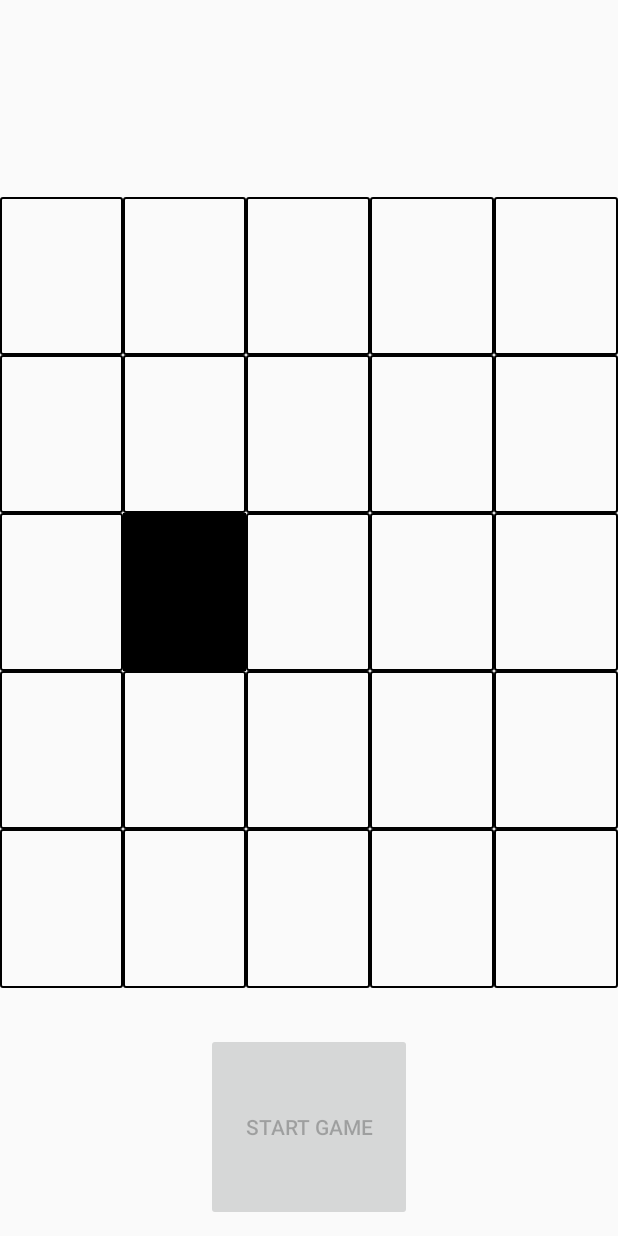
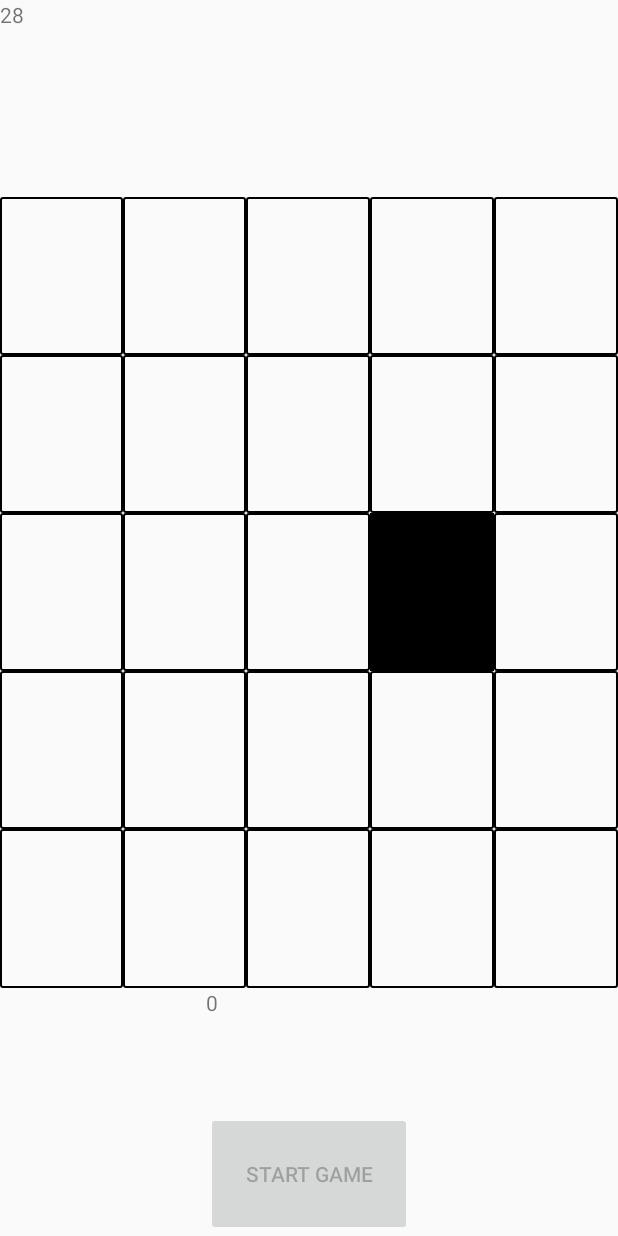
Before and after one commit to rubenbaskaran/MemorySpeedChallenge, an Android app: the GameActivity screen opened directly, with no data from a screen before it, after a tap on "START GAME", on a phone screen of 412 x 824 dp. Run offline under Robolectric (Android 15) with nearby library versions, the phone set to English and light mode, and no system bars; 2 statements that could not run were skipped.

Commit message:
Implemented counter

```diff
--- a/app/src/main/java/rubenbaskaran/com/memoryspeedchallenge/Activities/GameActivity.java
+++ b/app/src/main/java/rubenbaskaran/com/memoryspeedchallenge/Activities/GameActivity.java
@@ -8,6 +8,7 @@ import android.util.Log;
 import android.view.LayoutInflater;
 import android.view.View;
 import android.widget.Button;
+import android.widget.TextView;
 import android.widget.Toast;
 
 import java.util.ArrayList;
@@ -22,11 +23,15 @@ public class GameActivity extends Activity
     View root;
     ArrayList<Integer> route;
     Button startGameBtn;
-    int currentLevel, routeLength, startPosition;
+    int currentLevel, routeLength, startPosition, score;
     String currentRank;
     long intervalTime;
+    int minimumScore, counter;
+    TextView scoreTextView, counterTextView;
+    Boolean GameIsActive = false;
     //endregion
 
+    //region Constructors
     @Override
     protected void onCreate(Bundle savedInstanceState)
     {
@@ -36,18 +41,25 @@ public class GameActivity extends Activity
         startGameBtn = findViewById(R.id.startGameBtn);
         EnableGridButtons(false);
 
+        scoreTextView = findViewById(R.id.scoreTextView);
+        counterTextView = findViewById(R.id.counterTextView);
+
         Bundle bundle = getIntent().getExtras();
         currentLevel = bundle.getInt("currentLevel");
         currentRank = bundle.getString("currentRank");
     }
+    //endregion
 
-    public void onStartButtonClick(View view)
+    public void StartNewGame(View view)
     {
-        AsyncCreateRoute asyncCreateRoute = new AsyncCreateRoute();
-        asyncCreateRoute.executeOnExecutor(AsyncTask.THREAD_POOL_EXECUTOR);
+        score = 0;
+        GameIsActive = true;
+        scoreTextView.setText(String.valueOf(score));
+        StartCounter();
+        StartNewRound();
     }
 
-    public void onGridButtonClick(View view)
+    public void HandleUserInput(View view)
     {
         if (Integer.parseInt(view.getTag().toString()) == route.get(0))
         {
@@ -59,7 +71,9 @@ public class GameActivity extends Activity
                 Toast.makeText(this, "Congratulations! Level completed!", Toast.LENGTH_SHORT).show();
                 EnableGridButtons(false);
                 startGameBtn.setEnabled(true);
-                // TODO: Increment currentLevel SharedPreference
+                score += 100;
+                scoreTextView.setText(String.valueOf(score));
+                GoToNextLevel();
             }
         }
         else
@@ -68,6 +82,74 @@ public class GameActivity extends Activity
             Toast.makeText(this, "Sorry! Level failed!", Toast.LENGTH_SHORT).show();
             EnableGridButtons(false);
             startGameBtn.setEnabled(true);
+            GoToNextLevel();
+        }
+    }
+
+    private void GoToNextLevel()
+    {
+        if (GameIsActive)
+        {
+            StartNewRound();
+        }
+        else
+        {
+            Toast.makeText(this, "Game has ended", Toast.LENGTH_LONG).show();
+//            if (score > minimumScore)
+//            {
+//                // TODO: Increment currentLevel SharedPreference
+//                // TODO: Open ScoreboardActivity
+//            }
+//            else
+//            {
+//                // TODO: Open HomeActivity
+//            }
+        }
+    }
+
+    //region AsyncTasks
+    private class AsyncCounter extends AsyncTask
+    {
+        @Override
+        protected void onPreExecute()
+        {
+            super.onPreExecute();
+            GameIsActive = true;
+            counter = 30;
+        }
+
+        @Override
+        protected Object doInBackground(Object[] objects)
+        {
+            publishProgress();
+            while (counter > 0)
+            {
+                try
+                {
+                    Thread.sleep(1000);
+                }
+                catch (InterruptedException e)
+                {
+                    Log.e("Error", "Error in AsyncCounter");
+                }
+                counter--;
+                publishProgress();
+            }
+            return null;
+        }
+
+        @Override
+        protected void onProgressUpdate(Object[] values)
+        {
+            super.onProgressUpdate(values);
+            counterTextView.setText(String.valueOf(counter));
+        }
+
+        @Override
+        protected void onPostExecute(Object o)
+        {
+            super.onPostExecute(o);
+            GameIsActive = false;
         }
     }
 
@@ -126,11 +208,24 @@ public class GameActivity extends Activity
             super.onPostExecute(o);
             EnableGridButtons(true);
             View _startPosition = root.findViewWithTag(String.valueOf(startPosition));
-            onGridButtonClick(_startPosition);
+            HandleUserInput(_startPosition);
         }
     }
+    //endregion
 
     //region Helper Methods
+    private void StartCounter()
+    {
+        AsyncCounter asyncCounter = new AsyncCounter();
+        asyncCounter.executeOnExecutor(AsyncTask.THREAD_POOL_EXECUTOR);
+    }
+
+    private void StartNewRound()
+    {
+        AsyncCreateRoute asyncCreateRoute = new AsyncCreateRoute();
+        asyncCreateRoute.executeOnExecutor(AsyncTask.THREAD_POOL_EXECUTOR);
+    }
+
     private void SetDifficulty(int currentLevel)
     {
         routeLength = LevelingSystem.GetRouteLength(currentLevel);
--- a/app/src/main/res/layout/activity_game.xml
+++ b/app/src/main/res/layout/activity_game.xml
@@ -12,10 +12,24 @@
         android:orientation="vertical"
         android:weightSum="5">
 
-        <Space
+        <LinearLayout
             android:layout_width="match_parent"
             android:layout_height="0dp"
-            android:layout_weight="0.8"/>
+            android:layout_weight="0.8"
+            android:orientation="horizontal"
+            android:weightSum="4">
+
+            <TextView
+                android:id="@+id/counterTextView"
+                android:layout_width="0dp"
+                android:layout_height="match_parent"
+                android:layout_weight="1"/>
+
+            <Space
+                android:layout_width="0dp"
+                android:layout_height="match_parent"
+                android:layout_weight="3"/>
+        </LinearLayout>
 
         <LinearLayout
             android:layout_width="match_parent"
@@ -36,7 +50,7 @@
                     android:layout_height="match_parent"
                     android:layout_weight="1"
                     android:background="@drawable/grid_button_background"
-                    android:onClick="onGridButtonClick"
+                    android:onClick="HandleUserInput"
                     android:tag="1"/>
 
                 <Button
@@ -44,7 +58,7 @@
                     android:layout_height="match_parent"
                     android:layout_weight="1"
                     android:background="@drawable/grid_button_background"
-                    android:onClick="onGridButtonClick"
+                    android:onClick="HandleUserInput"
                     android:tag="2"/>
 
                 <Button
@@ -52,7 +66,7 @@
                     android:layout_height="match_parent"
                     android:layout_weight="1"
                     android:background="@drawable/grid_button_background"
-                    android:onClick="onGridButtonClick"
+                    android:onClick="HandleUserInput"
                     android:tag="3"/>
 
                 <Button
@@ -60,7 +74,7 @@
                     android:layout_height="match_parent"
                     android:layout_weight="1"
                     android:background="@drawable/grid_button_background"
-                    android:onClick="onGridButtonClick"
+                    android:onClick="HandleUserInput"
                     android:tag="4"/>
 
                 <Button
@@ -68,7 +82,7 @@
                     android:layout_height="match_parent"
                     android:layout_weight="1"
                     android:background="@drawable/grid_button_background"
-                    android:onClick="onGridButtonClick"
+                    android:onClick="HandleUserInput"
                     android:tag="5"/>
             </LinearLayout>
 
@@ -84,7 +98,7 @@
                     android:layout_height="match_parent"
                     android:layout_weight="1"
                     android:background="@drawable/grid_button_background"
-                    android:onClick="onGridButtonClick"
+                    android:onClick="HandleUserInput"
                     android:tag="6"/>
 
                 <Button
@@ -92,7 +106,7 @@
                     android:layout_height="match_parent"
                     android:layout_weight="1"
                     android:background="@drawable/grid_button_background"
-                    android:onClick="onGridButtonClick"
+                    android:onClick="HandleUserInput"
                     android:tag="7"/>
 
                 <Button
@@ -100,7 +114,7 @@
                     android:layout_height="match_parent"
                     android:layout_weight="1"
                     android:background="@drawable/grid_button_background"
-                    android:onClick="onGridButtonClick"
+                    android:onClick="HandleUserInput"
                     android:tag="8"/>
 
                 <Button
@@ -108,7 +122,7 @@
                     android:layout_height="match_parent"
                     android:layout_weight="1"
                     android:background="@drawable/grid_button_background"
-                    android:onClick="onGridButtonClick"
+                    android:onClick="HandleUserInput"
                     android:tag="9"/>
 
                 <Button
@@ -116,7 +130,7 @@
                     android:layout_height="match_parent"
                     android:layout_weight="1"
                     android:background="@drawable/grid_button_background"
-                    android:onClick="onGridButtonClick"
+                    android:onClick="HandleUserInput"
                     android:tag="10"/>
             </LinearLayout>
 
@@ -132,7 +146,7 @@
                     android:layout_height="match_parent"
                     android:layout_weight="1"
                     android:background="@drawable/grid_button_background"
-                    android:onClick="onGridButtonClick"
+                    android:onClick="HandleUserInput"
                     android:tag="11"/>
 
                 <Button
@@ -140,7 +154,7 @@
                     android:layout_height="match_parent"
                     android:layout_weight="1"
                     android:background="@drawable/grid_button_background"
-                    android:onClick="onGridButtonClick"
+                    android:onClick="HandleUserInput"
                     android:tag="12"/>
 
                 <Button
@@ -148,7 +162,7 @@
                     android:layout_height="match_parent"
                     android:layout_weight="1"
                     android:background="@drawable/grid_button_background"
-                    android:onClick="onGridButtonClick"
+                    android:onClick="HandleUserInput"
                     android:tag="13"/>
 
                 <Button
@@ -156,7 +170,7 @@
                     android:layout_height="match_parent"
                     android:layout_weight="1"
                     android:background="@drawable/grid_button_background"
-                    android:onClick="onGridButtonClick"
+                    android:onClick="HandleUserInput"
                     android:tag="14"/>
 
                 <Button
@@ -164,7 +178,7 @@
                     android:layout_height="match_parent"
                     android:layout_weight="1"
                     android:background="@drawable/grid_button_background"
-                    android:onClick="onGridButtonClick"
+                    android:onClick="HandleUserInput"
                     android:tag="15"/>
             </LinearLayout>
 
@@ -180,7 +194,7 @@
                     android:layout_height="match_parent"
                     android:layout_weight="1"
                     android:background="@drawable/grid_button_background"
-                    android:onClick="onGridButtonClick"
+                    android:onClick="HandleUserInput"
                     android:tag="16"/>
 
                 <Button
@@ -188,7 +202,7 @@
                     android:layout_height="match_parent"
                     android:layout_weight="1"
                     android:background="@drawable/grid_button_background"
-                    android:onClick="onGridButtonClick"
+                    android:onClick="HandleUserInput"
                     android:tag="17"/>
 
                 <Button
@@ -196,7 +210,7 @@
                     android:layout_height="match_parent"
                     android:layout_weight="1"
                     android:background="@drawable/grid_button_background"
-                    android:onClick="onGridButtonClick"
+                    android:onClick="HandleUserInput"
                     android:tag="18"/>
 
                 <Button
@@ -204,7 +218,7 @@
                     android:layout_height="match_parent"
                     android:layout_weight="1"
                     android:background="@drawable/grid_button_background"
-                    android:onClick="onGridButtonClick"
+                    android:onClick="HandleUserInput"
                     android:tag="19"/>
 
                 <Button
@@ -212,7 +226,7 @@
                     android:layout_height="match_parent"
                     android:layout_weight="1"
                     android:background="@drawable/grid_button_background"
-                    android:onClick="onGridButtonClick"
+                    android:onClick="HandleUserInput"
                     android:tag="20"/>
             </LinearLayout>
 
@@ -228,7 +242,7 @@
                     android:layout_height="match_parent"
                     android:layout_weight="1"
                     android:background="@drawable/grid_button_background"
-                    android:onClick="onGridButtonClick"
+                    android:onClick="HandleUserInput"
                     android:tag="21"/>
 
                 <Button
@@ -236,7 +250,7 @@
                     android:layout_height="match_parent"
                     android:layout_weight="1"
                     android:background="@drawable/grid_button_background"
-                    android:onClick="onGridButtonClick"
+                    android:onClick="HandleUserInput"
                     android:tag="22"/>
 
                 <Button
@@ -244,7 +258,7 @@
                     android:layout_height="match_parent"
                     android:layout_weight="1"
                     android:background="@drawable/grid_button_background"
-                    android:onClick="onGridButtonClick"
+                    android:onClick="HandleUserInput"
                     android:tag="23"/>
 
                 <Button
@@ -252,7 +266,7 @@
                     android:layout_height="match_parent"
                     android:layout_weight="1"
                     android:background="@drawable/grid_button_background"
-                    android:onClick="onGridButtonClick"
+                    android:onClick="HandleUserInput"
                     android:tag="24"/>
 
                 <Button
@@ -260,7 +274,7 @@
                     android:layout_height="match_parent"
                     android:layout_weight="1"
                     android:background="@drawable/grid_button_background"
-                    android:onClick="onGridButtonClick"
+                    android:onClick="HandleUserInput"
                     android:tag="25"/>
             </LinearLayout>
         </LinearLayout>
@@ -278,15 +292,27 @@
                 android:layout_height="match_parent"
                 android:layout_weight="1"/>
 
-            <Button
-                android:id="@+id/startGameBtn"
+            <LinearLayout
                 android:layout_width="0dp"
                 android:layout_height="match_parent"
-                android:layout_marginBottom="10dp"
-                android:layout_marginTop="30dp"
                 android:layout_weight="1"
-                android:onClick="onStartButtonClick"
-                android:text="Start Game"/>
+                android:orientation="vertical"
+                android:weightSum="2">
+
+                <TextView
+                    android:id="@+id/scoreTextView"
+                    android:layout_width="match_parent"
+                    android:layout_height="0dp"
+                    android:layout_weight="1"/>
+
+                <Button
+                    android:id="@+id/startGameBtn"
+                    android:layout_width="match_parent"
+                    android:layout_height="0dp"
+                    android:layout_weight="1"
+                    android:onClick="StartNewGame"
+                    android:text="Start Game"/>
+            </LinearLayout>
 
             <Space
                 android:layout_width="0dp"
```
